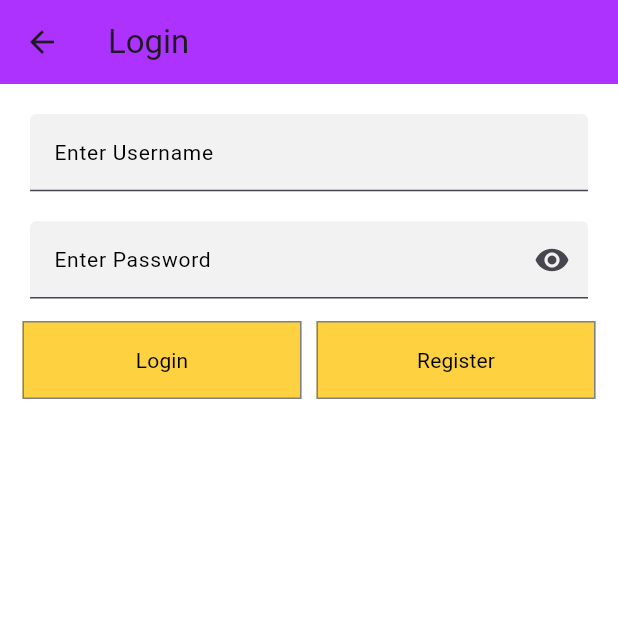
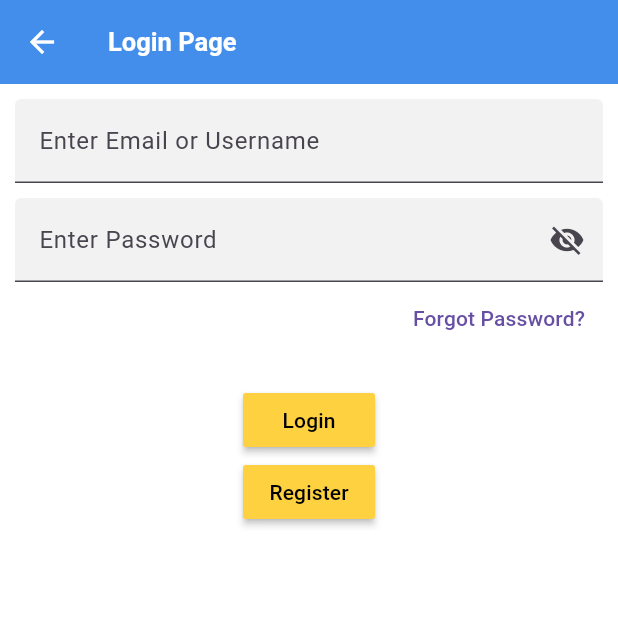
Before and after one commit to student-study-matcher/StudyHiveMaster, a Flutter app: the Login screen opened directly, on a phone screen of 412 x 824 dp, the top half of it. Run offline on Flutter 3.47's test engine with Material 3 defaults, Android fonts, the phone set to English and light mode, and no system bars; our stand-ins replace cloud_firestore, file_picker, firebase_auth, firebase_core, firebase_database; missing offline and left inert: image_picker_web; accounts and stored records are empty.

Commit message:
Update Login.dart
Firebase logic implemented. Please update UI

```diff
--- a/lib/Login.dart
+++ b/lib/Login.dart
@@ -1,6 +1,8 @@
 import 'package:flutter/material.dart';
 import 'package:firebase_auth/firebase_auth.dart';
-import 'index.dart';
+import 'package:firebase_database/firebase_database.dart';
+import 'Registration1.dart';
+import 'HomeScreen.dart';
 
 class Login extends StatefulWidget {
   @override
@@ -9,19 +11,74 @@ class Login extends StatefulWidget {
 
 class _LoginState extends State<Login> {
   final _auth = FirebaseAuth.instance;
-  final _emailController = TextEditingController();
+  final _emailOrUsernameController = TextEditingController();
   final _passwordController = TextEditingController();
   String _errorMessage = '';
-  bool _isSecurePassword = true;
+  bool _passwordVisible = false;
 
   void _signIn() async {
+    final input = _emailOrUsernameController.text.trim();
+    String email = '';
+    if (input.contains('@')) {
+      email = input;
+    } else {
+      final usernameSnapshot = await FirebaseDatabase.instance.ref().child('Usernames/$input').get();
+      if (usernameSnapshot.exists) {
+        final userId = usernameSnapshot.value as String?;
+        if (userId != null) {
+          final emailSnapshot = await FirebaseDatabase.instance.ref().child('Users/$userId/email').get();
+          if (emailSnapshot.exists && emailSnapshot.value != null) {
+            email = emailSnapshot.value as String;
+          } else {
+            setState(() {
+              _errorMessage = 'Email not found for username.';
+            });
+            return;
+          }
+        } else {
+          setState(() {
+            _errorMessage = 'Username not found.';
+          });
+          return;
+        }
+      } else {
+        setState(() {
+          _errorMessage = 'Username not found.';
+        });
+        return;
+      }
+    }
     try {
-      final userCredential = await _auth.signInWithEmailAndPassword(
-        email: _emailController.text,
+      await _auth.signInWithEmailAndPassword(
+        email: email,
         password: _passwordController.text,
       );
+      Navigator.pushAndRemoveUntil(
+        context,
+        MaterialPageRoute(builder: (context) => HomeScreen()),
+            (Route<dynamic> route) => false,
+      );
+    } on FirebaseAuthException catch (e) {
+      setState(() {
+        _errorMessage = e.message ?? 'An unknown error occurred.';
+      });
+    }
+  }
 
-      print("Login successful");
+  void _resetPassword() async {
+    final email = _emailOrUsernameController.text.trim();
+    if (email.isEmpty || !email.contains('@')) {
+      setState(() {
+        _errorMessage = 'Please enter a valid email address for password reset.';
+      });
+      return;
+    }
+
+    try {
+      await _auth.sendPasswordResetEmail(email: email);
+      setState(() {
+        _errorMessage = 'Password reset link sent to $email';
+      });
     } on FirebaseAuthException catch (e) {
       setState(() {
         _errorMessage = e.message ?? 'An unknown error occurred';
@@ -32,20 +89,94 @@ class _LoginState extends State<Login> {
   @override
   Widget build(BuildContext context) {
     return Scaffold(
-      backgroundColor: Colors.white,
+      backgroundColor: Color(0xffffffff),
       appBar: AppBar(
-        title: Text("Login"),
-        backgroundColor: Color(0xffad32fe),
+        elevation: 4,
+        centerTitle: false,
+        automaticallyImplyLeading: false,
+        backgroundColor: Color(0xff3f93f2),
+        title: Text(
+          "Login Page",
+          style: TextStyle(
+            fontWeight: FontWeight.w600,
+            fontSize: 17,
+            color: Color(0xffffffff),
           ),
-      body: Padding(
+        ),
+        leading: Icon(
+          Icons.arrow_back,
+          color: Color(0xffffffff),
+          size: 24,
+        ),
+      ),
+      body: Align(
+        alignment: Alignment.center,
+        child: Padding(
           padding: EdgeInsets.all(10),
           child: Column(
             mainAxisAlignment: MainAxisAlignment.start,
             crossAxisAlignment: CrossAxisAlignment.center,
+            mainAxisSize: MainAxisSize.max,
             children: [
-            buildTextField("Username", _emailController),
-            buildPasswordTextField("Password", _passwordController),
-            buildLoginButtons(),
+              TextField(
+                controller: _emailOrUsernameController,
+                decoration: InputDecoration(
+                  labelText: "Enter Email or Username",
+                  fillColor: Color(0xfff2f2f3),
+                  filled: true,
+                ),
+              ),
+              SizedBox(height: 10),
+              TextField(
+                controller: _passwordController,
+                obscureText: !_passwordVisible,
+                decoration: InputDecoration(
+                  labelText: "Enter Password",
+                  fillColor: Color(0xfff2f2f3),
+                  filled: true,
+                  suffixIcon: IconButton(
+                    icon: Icon(
+                      _passwordVisible ? Icons.visibility : Icons.visibility_off,
+                    ),
+                    onPressed: () {
+                      setState(() {
+                        _passwordVisible = !_passwordVisible;
+                      });
+                    },
+                  ),
+                ),
+              ),
+              Align(
+                alignment: Alignment.centerRight,
+                child: TextButton(
+                  onPressed: _resetPassword,
+                  child: Text('Forgot Password?'),
+                ),
+              ),
+              SizedBox(height: 20),
+              MaterialButton(
+                onPressed: _signIn,
+                color: Color(0xfffed140),
+                child: Text(
+                  "Login",
+                  style: TextStyle(fontSize: 14),
+                ),
+                textColor: Color(0xff000000),
+              ),
+              MaterialButton(
+                onPressed: () {
+                  Navigator.push(
+                    context,
+                    MaterialPageRoute(builder: (context) => Registration1()),
+                  );
+                },
+                color: Color(0xfffed141),
+                child: Text(
+                  "Register",
+                  style: TextStyle(fontSize: 14),
+                ),
+                textColor: Color(0xff000000),
+              ),
               SizedBox(height: 16.0),
               Text(
                 _errorMessage,
@@ -55,109 +186,6 @@ class _LoginState extends State<Login> {
             ],
           ),
         ),
-    );
-  }
-
-  Widget buildTextField(String label, TextEditingController controller) {
-    return Padding(
-      padding: EdgeInsets.all(10),
-      child: TextField(
-        controller: controller,
-        obscureText: false,
-        textAlign: TextAlign.start,
-        style: TextStyle(
-          fontWeight: FontWeight.w400,
-          fontSize: 14,
-          color: Color(0xff000000),
-        ),
-        decoration: InputDecoration(
-          labelText: "Enter $label",
-          labelStyle: TextStyle(
-            fontWeight: FontWeight.w400,
-            fontSize: 14,
-            color: Color(0xff000000),
-          ),
-          filled: true,
-          fillColor: Color(0xfff2f2f3),
-        ),
-      ),
-    );
-  }
-
-  Widget buildPasswordTextField(String label, TextEditingController controller) {
-    return Padding(
-      padding: EdgeInsets.all(10),
-      child: TextField(
-        controller: controller,
-        obscureText: _isSecurePassword,
-        textAlign: TextAlign.start,
-        style: TextStyle(
-          fontWeight: FontWeight.w400,
-          fontSize: 14,
-          color: Color(0xff000000),
-        ),
-        decoration: InputDecoration(
-          labelText: "Enter $label",
-          labelStyle: TextStyle(
-            fontWeight: FontWeight.w400,
-            fontSize: 14,
-            color: Color(0xff000000),
-          ),
-          filled: true,
-          fillColor: Color(0xfff2f2f3),
-          suffixIcon: IconButton(
-            icon: Icon(_isSecurePassword ? Icons.visibility : Icons.visibility_off),
-            onPressed: () {
-              setState(() {
-                _isSecurePassword = !_isSecurePassword;
-              });
-            },
-          ),
-        ),
-      ),
-    );
-  }
-
-  Widget buildLoginButtons() {
-    return Row(
-      mainAxisAlignment: MainAxisAlignment.spaceAround,
-      children: [
-        buildMaterialButton("Login", _signIn, Color(0xfffed140)),
-        buildMaterialButton("Register", () {
-          Navigator.push(
-            context,
-            MaterialPageRoute(builder: (context) => Registration1()),
-          );
-        }, Color(0xfffed141)),
-      ],
-    );
-  }
-
-  Widget buildMaterialButton(String text, void Function() onPressed, Color color) {
-    return Expanded(
-      child: Padding(
-        padding: EdgeInsets.all(5),
-        child: MaterialButton(
-          onPressed: onPressed,
-          color: color,
-          elevation: 0,
-          shape: RoundedRectangleBorder(
-            borderRadius: BorderRadius.zero,
-            side: BorderSide(color: Color(0xff808080), width: 1),
-          ),
-          padding: EdgeInsets.all(16),
-          child: Text(
-            text,
-            style: TextStyle(
-              fontSize: 14,
-              fontWeight: FontWeight.w400,
-              fontStyle: FontStyle.normal,
-            ),
-          ),
-          textColor: Color(0xff000000),
-          height: 40,
-          minWidth: 100,
-        ),
       ),
     );
   }
```
Lines whose indentation alone changed are shown as unchanged.
